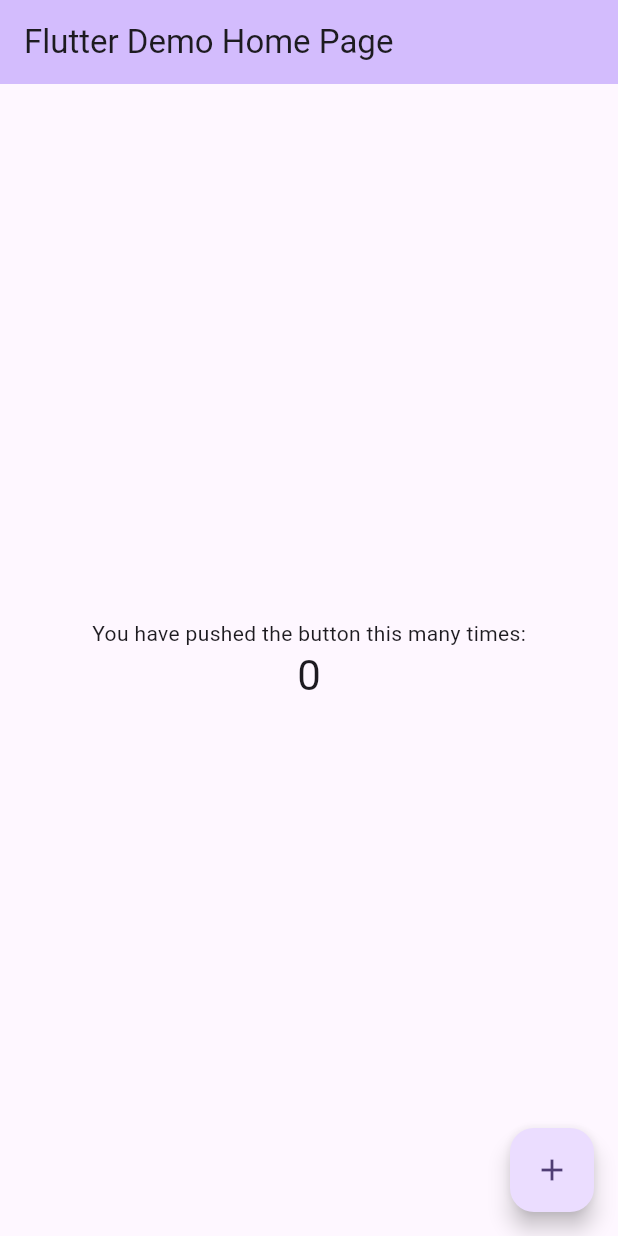
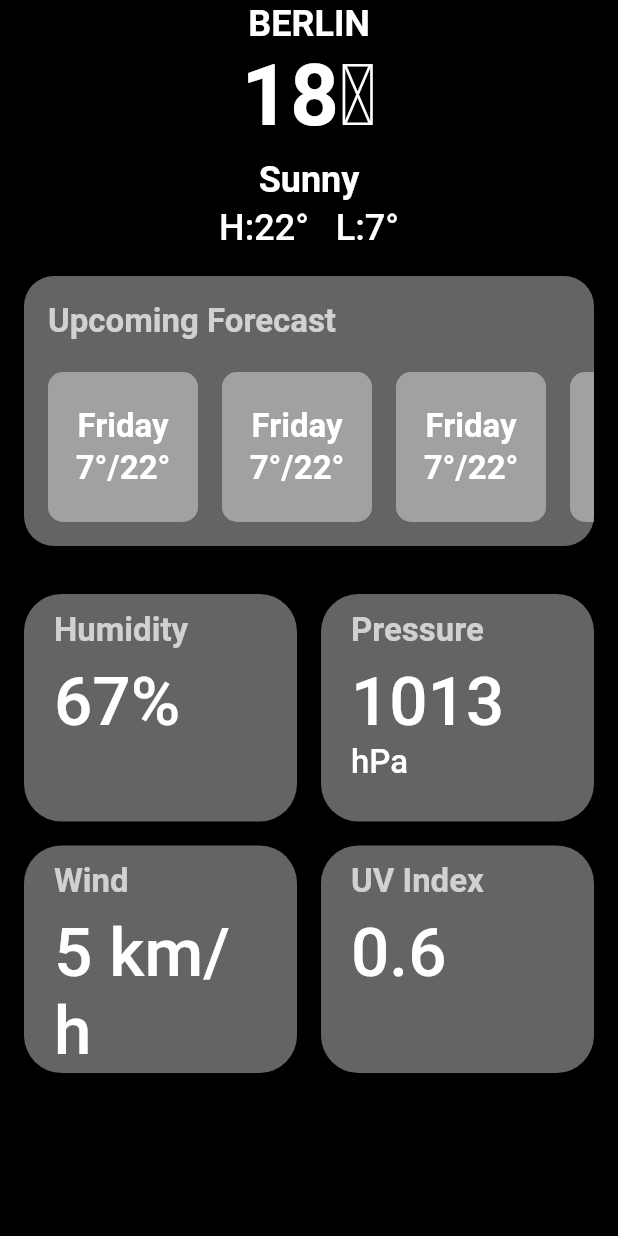
Before and after one commit to WahibAbdul/weather-app-flutter-bloc, a Flutter app: the screen it shows after launch, on a phone screen of 412 x 824 dp. Run offline on Flutter 3.47's test engine with Material 3 defaults, Android fonts, the phone set to English and light mode, and no system bars.

Commit message:
UI Updates

```diff
--- a/lib/main.dart
+++ b/lib/main.dart
@@ -1,3 +1,4 @@
+import 'package:falconi_weather/src/features/home/ui/view/home_page.dart';
 import 'package:flutter/material.dart';
 
 void main() async {
@@ -11,115 +12,19 @@ class MyApp extends StatelessWidget {
   @override
   Widget build(BuildContext context) {
     return MaterialApp(
-      title: 'Flutter Demo',
+      title: 'Falconi Weather',
+      debugShowCheckedModeBanner: false,
       theme: ThemeData(
-        // This is the theme of your application.
-        //
-        // TRY THIS: Try running your application with "flutter run". You'll see
-        // the application has a purple toolbar. Then, without quitting the app,
-        // try changing the seedColor in the colorScheme below to Colors.green
-        // and then invoke "hot reload" (save your changes or press the "hot
-        // reload" button in a Flutter-supported IDE, or press "r" if you used
-        // the command line to start the app).
-        //
-        // Notice that the counter didn't reset back to zero; the application
-        // state is not lost during the reload. To reset the state, use hot
-        // restart instead.
-        //
-        // This works for code too, not just values: Most code changes can be
-        // tested with just a hot reload.
-        colorScheme: ColorScheme.fromSeed(seedColor: Colors.deepPurple),
+        colorScheme: ColorScheme.fromSwatch(
+          primarySwatch: Colors.blue,
+          accentColor: Colors.blueAccent,
+          backgroundColor: Colors.white,
+          errorColor: Colors.red,
+          brightness: Brightness.light,
+        ),
         useMaterial3: true,
       ),
-      home: const MyHomePage(title: 'Flutter Demo Home Page'),
+      home: const HomePage(),
     );
   }
 }
-
-class MyHomePage extends StatefulWidget {
-  const MyHomePage({super.key, required this.title});
-
-  // This widget is the home page of your application. It is stateful, meaning
-  // that it has a State object (defined below) that contains fields that affect
-  // how it looks.
-
-  // This class is the configuration for the state. It holds the values (in this
-  // case the title) provided by the parent (in this case the App widget) and
-  // used by the build method of the State. Fields in a Widget subclass are
-  // always marked "final".
-
-  final String title;
-
-  @override
-  State<MyHomePage> createState() => _MyHomePageState();
-}
-
-class _MyHomePageState extends State<MyHomePage> {
-  int _counter = 0;
-
-  void _incrementCounter() {
-    setState(() {
-      // This call to setState tells the Flutter framework that something has
-      // changed in this State, which causes it to rerun the build method below
-      // so that the display can reflect the updated values. If we changed
-      // _counter without calling setState(), then the build method would not be
-      // called again, and so nothing would appear to happen.
-      _counter++;
-    });
-  }
-
-  @override
-  Widget build(BuildContext context) {
-    // This method is rerun every time setState is called, for instance as done
-    // by the _incrementCounter method above.
-    //
-    // The Flutter framework has been optimized to make rerunning build methods
-    // fast, so that you can just rebuild anything that needs updating rather
-    // than having to individually change instances of widgets.
-    return Scaffold(
-      appBar: AppBar(
-        // TRY THIS: Try changing the color here to a specific color (to
-        // Colors.amber, perhaps?) and trigger a hot reload to see the AppBar
-        // change color while the other colors stay the same.
-        backgroundColor: Theme.of(context).colorScheme.inversePrimary,
-        // Here we take the value from the MyHomePage object that was created by
-        // the App.build method, and use it to set our appbar title.
-        title: Text(widget.title),
-      ),
-      body: Center(
-        // Center is a layout widget. It takes a single child and positions it
-        // in the middle of the parent.
-        child: Column(
-          // Column is also a layout widget. It takes a list of children and
-          // arranges them vertically. By default, it sizes itself to fit its
-          // children horizontally, and tries to be as tall as its parent.
-          //
-          // Column has various properties to control how it sizes itself and
-          // how it positions its children. Here we use mainAxisAlignment to
-          // center the children vertically; the main axis here is the vertical
-          // axis because Columns are vertical (the cross axis would be
-          // horizontal).
-          //
-          // TRY THIS: Invoke "debug painting" (choose the "Toggle Debug Paint"
-          // action in the IDE, or press "p" in the console), to see the
-          // wireframe for each widget.
-          mainAxisAlignment: MainAxisAlignment.center,
-          children: <Widget>[
-            const Text(
-              'You have pushed the button this many times:',
-            ),
-            Text(
-              '$_counter',
-              style: Theme.of(context).textTheme.headlineMedium,
-            ),
-          ],
-        ),
-      ),
-      floatingActionButton: FloatingActionButton(
-        onPressed: _incrementCounter,
-        tooltip: 'Increment',
-        child: const Icon(Icons.add),
-      ), // This trailing comma makes auto-formatting nicer for build methods.
-    );
-  }
-}
--- /dev/null
+++ b/lib/src/common/constants/dimens.dart
@@ -0,0 +1,15 @@
+class Dimens extends Object {
+  static const double marginXSmall = 2.0;
+  static const double marginSmall = 4.0;
+  static const double marginMedium = 8.0;
+  static const double marginXMedium = 12.0;
+  static const double margin = 16.0;
+  static const double marginExtra = 20.0;
+  static const double marginLarge = 32.0;
+  static const double marginXLarge = 48.0;
+  static const double marginXXLarge = 64.0;
+
+  // Sizes
+  static const double buttonHeight = 50.0;
+  static const double cardRadius = 10;
+}
--- /dev/null
+++ b/lib/src/common/constants/spacing.dart
@@ -0,0 +1,25 @@
+import 'package:flutter/material.dart';
+
+import 'dimens.dart';
+
+class Spacing extends Object {
+  static Widget get vertical => const SizedBox(height: Dimens.margin);
+  static Widget get vXSmall => const SizedBox(height: Dimens.marginXSmall);
+  static Widget get vSmall => const SizedBox(height: Dimens.marginSmall);
+  static Widget get vMedium => const SizedBox(height: Dimens.marginMedium);
+  static Widget get vXMedium => const SizedBox(height: Dimens.marginXMedium);
+  static Widget get vExtra => const SizedBox(height: Dimens.marginExtra);
+  static Widget get vLarge => const SizedBox(height: Dimens.marginLarge);
+  static Widget get vXLarge => const SizedBox(height: Dimens.marginXLarge);
+  static Widget get vXXLarge => const SizedBox(height: Dimens.marginXXLarge);
+
+  static Widget get horizontal => const SizedBox(width: Dimens.margin);
+  static Widget get hXSmall => const SizedBox(width: Dimens.marginXSmall);
+  static Widget get hSmall => const SizedBox(width: Dimens.marginSmall);
+  static Widget get hMedium => const SizedBox(width: Dimens.marginMedium);
+  static Widget get hXMedium => const SizedBox(width: Dimens.marginXMedium);
+  static Widget get hLarge => const SizedBox(width: Dimens.marginLarge);
+  static Widget get hExtra => const SizedBox(width: Dimens.marginExtra);
+  static Widget get hXLarge => const SizedBox(width: Dimens.marginXLarge);
+  static Widget get hXXLarge => const SizedBox(width: Dimens.marginXXLarge);
+}
--- /dev/null
+++ b/lib/src/common/extensions/string_extension.dart
@@ -0,0 +1,17 @@
+extension StringExtension on String {
+  String capitalized() {
+    if (isEmpty) return this;
+    List<String> parts = split(" ");
+    parts = parts.map((s) => _capitalizeWord(s)).toList();
+    return parts.join(" ");
+  }
+
+  String _capitalizeWord(String word) {
+    if (word.isEmpty) {
+      return "";
+    }
+    String fChar = word.substring(0, 1).toUpperCase();
+    String end = word.substring(1, word.length);
+    return "$fChar$end";
+  }
+}
--- /dev/null
+++ b/lib/src/features/home/ui/view/home_page.dart
@@ -0,0 +1,14 @@
+import 'package:falconi_weather/src/features/home/ui/view/home_view.dart';
+import 'package:flutter/material.dart';
+
+class HomePage extends StatelessWidget {
+  const HomePage({super.key});
+
+  @override
+  Widget build(BuildContext context) {
+    return const Scaffold(
+      backgroundColor: Colors.black,
+      body: SafeArea(child: HomeView()),
+    );
+  }
+}
--- /dev/null
+++ b/lib/src/features/home/ui/view/home_view.dart
@@ -0,0 +1,31 @@
+import 'package:falconi_weather/src/common/constants/dimens.dart';
+import 'package:falconi_weather/src/features/home/ui/widgets/upcoming_forecast_view.dart';
+import 'package:falconi_weather/src/features/home/ui/widgets/weather_atmospheric_grid.dart';
+import 'package:falconi_weather/src/features/home/ui/widgets/weather_info_header.dart';
+import 'package:flutter/cupertino.dart';
+import 'package:flutter/material.dart';
+import 'package:flutter/widgets.dart';
+
+class HomeView extends StatelessWidget {
+  const HomeView({super.key});
+
+  @override
+  Widget build(BuildContext context) {
+    return const SingleChildScrollView(
+      primary: true,
+      child: Column(
+        children: [
+          WeatherInfoHeader(),
+          Padding(
+            padding: EdgeInsets.all(Dimens.margin),
+            child: UpcomingForecastView(),
+          ),
+          Padding(
+            padding: EdgeInsets.all(Dimens.margin),
+            child: WeatherAtmosphericGrid(canScroll: false),
+          ),
+        ],
+      ),
+    );
+  }
+}
--- /dev/null
+++ b/lib/src/features/home/ui/widgets/atmospheric_data_tile.dart
@@ -0,0 +1,50 @@
+import 'package:falconi_weather/src/common/constants/spacing.dart';
+import 'package:flutter/material.dart';
+
+class AtmosphericDataTile extends StatelessWidget {
+  const AtmosphericDataTile({
+    super.key,
+    required this.title,
+    required this.value,
+    this.description,
+  });
+  final String title;
+  final String value;
+  final String? description;
+
+  @override
+  Widget build(BuildContext context) {
+    final theme = Theme.of(context);
+    return Container(
+      width: 200,
+      padding: const EdgeInsets.symmetric(horizontal: 20, vertical: 10),
+      decoration: BoxDecoration(
+        color: Colors.white.withAlpha(100),
+        borderRadius: BorderRadius.circular(25),
+      ),
+      child: Column(
+        crossAxisAlignment: CrossAxisAlignment.start,
+        children: [
+          Text(title,
+              style: theme.textTheme.titleLarge?.copyWith(
+                color: theme.colorScheme.onPrimary.withAlpha(180),
+                fontWeight: FontWeight.w600,
+                overflow: TextOverflow.ellipsis,
+              )),
+          Spacing.vMedium,
+          Text(value,
+              style: theme.textTheme.displayMedium?.copyWith(
+                color: theme.colorScheme.onPrimary,
+                fontWeight: FontWeight.w500,
+              )),
+          if (description != null)
+            Text(description!,
+                style: theme.textTheme.titleLarge?.copyWith(
+                  color: theme.colorScheme.onPrimary,
+                  fontWeight: FontWeight.w500,
+                )),
+        ],
+      ),
+    );
+  }
+}
--- /dev/null
+++ b/lib/src/features/home/ui/widgets/degree_text.dart
@@ -0,0 +1,21 @@
+import 'package:flutter/material.dart';
+
+class DegreeText extends StatelessWidget {
+  const DegreeText({
+    super.key,
+    required this.temperate,
+    this.isCelsius = true,
+    this.style,
+  });
+  final String temperate;
+  final bool isCelsius;
+  final TextStyle? style;
+
+  @override
+  Widget build(BuildContext context) {
+    return Text(
+      '$temperate${isCelsius ? '℃' : '℉'}',
+      style: style,
+    );
+  }
+}
--- /dev/null
+++ b/lib/src/features/home/ui/widgets/temperate_range_text.dart
@@ -0,0 +1,21 @@
+import 'package:flutter/material.dart';
+
+class TemperatureRangeText extends StatelessWidget {
+  const TemperatureRangeText({
+    super.key,
+    required this.minTemperature,
+    required this.maxTemperature,
+    this.style,
+  });
+  final String minTemperature;
+  final String maxTemperature;
+  final TextStyle? style;
+
+  @override
+  Widget build(BuildContext context) {
+    return Text(
+      'H:$maxTemperature°   L:$minTemperature°',
+      style: style,
+    );
+  }
+}
--- /dev/null
+++ b/lib/src/features/home/ui/widgets/upcoming_forecast_view.dart
@@ -0,0 +1,48 @@
+import 'package:falconi_weather/src/common/constants/dimens.dart';
+import 'package:falconi_weather/src/common/constants/spacing.dart';
+import 'package:falconi_weather/src/features/home/ui/widgets/weather_day_info.dart';
+import 'package:flutter/material.dart';
+
+class UpcomingForecastView extends StatelessWidget {
+  const UpcomingForecastView({super.key});
+
+  @override
+  Widget build(BuildContext context) {
+    final theme = Theme.of(context);
+    return Container(
+      padding: const EdgeInsets.symmetric(vertical: Dimens.margin),
+      decoration: BoxDecoration(
+        color: Colors.white.withAlpha(100),
+        borderRadius: BorderRadius.circular(20),
+      ),
+      child: Column(
+        crossAxisAlignment: CrossAxisAlignment.start,
+        children: [
+          Padding(
+            padding: const EdgeInsets.symmetric(horizontal: Dimens.margin),
+            child: Text('Upcoming Forecast',
+                style: theme.textTheme.titleLarge?.copyWith(
+                  color: theme.colorScheme.onPrimary.withAlpha(180),
+                  fontWeight: FontWeight.w600,
+                )),
+          ),
+          Spacing.vExtra,
+          SizedBox(
+            height: 100,
+            child: ListView.separated(
+                padding: const EdgeInsets.symmetric(horizontal: Dimens.margin),
+                itemCount: 10,
+                scrollDirection: Axis.horizontal,
+                separatorBuilder: (context, index) => Spacing.horizontal,
+                itemBuilder: (context, index) {
+                  return const SizedBox.square(
+                    dimension: 100,
+                    child: WeatherDayInfo(),
+                  );
+                }),
+          ),
+        ],
+      ),
+    );
+  }
+}
--- /dev/null
+++ b/lib/src/features/home/ui/widgets/weather_atmospheric_grid.dart
@@ -0,0 +1,30 @@
+import 'package:falconi_weather/src/common/constants/dimens.dart';
+import 'package:flutter/material.dart';
+
+import 'atmospheric_data_tile.dart';
+
+class WeatherAtmosphericGrid extends StatelessWidget {
+  const WeatherAtmosphericGrid({super.key, this.canScroll = true});
+  final bool canScroll;
+
+  @override
+  Widget build(BuildContext context) {
+    return GridView.count(
+      crossAxisCount: 2,
+      shrinkWrap: true,
+      physics: const NeverScrollableScrollPhysics(),
+      crossAxisSpacing: Dimens.margin,
+      mainAxisSpacing: Dimens.margin,
+      childAspectRatio: 3 / 2.5,
+      children: const [
+        AtmosphericDataTile(title: 'Humidity', value: '67%'),
+        AtmosphericDataTile(title: 'Pressure', value: '1013', description: 'hPa'),
+        AtmosphericDataTile(
+          title: 'Wind',
+          value: '5 km/h',
+        ),
+        AtmosphericDataTile(title: 'UV Index', value: '0.6'),
+      ],
+    );
+  }
+}
--- /dev/null
+++ b/lib/src/features/home/ui/widgets/weather_day_info.dart
@@ -0,0 +1,36 @@
+import 'package:flutter/material.dart';
+
+
+class WeatherDayInfo extends StatelessWidget {
+  const WeatherDayInfo({super.key});
+
+  @override
+  Widget build(BuildContext context) {
+    final theme = Theme.of(context);
+    return Container(
+      decoration: BoxDecoration(
+        color: Colors.white.withAlpha(100),
+        borderRadius: BorderRadius.circular(10),
+      ),
+      child: Column(
+        mainAxisAlignment: MainAxisAlignment.center,
+        children: [
+          Text(
+            'Friday',
+            style: theme.textTheme.titleLarge?.copyWith(
+              color: theme.colorScheme.onPrimary,
+              fontWeight: FontWeight.w600,
+            ),
+          ),
+          Text(
+            '7°/22°',
+            style: theme.textTheme.titleLarge?.copyWith(
+              color: theme.colorScheme.onPrimary,
+              fontWeight: FontWeight.w600,
+            ),
+          )
+        ],
+      ),
+    );
+  }
+}
--- /dev/null
+++ b/lib/src/features/home/ui/widgets/weather_info_header.dart
@@ -0,0 +1,46 @@
+import 'package:falconi_weather/src/common/constants/spacing.dart';
+import 'package:falconi_weather/src/features/home/ui/widgets/degree_text.dart';
+import 'package:falconi_weather/src/features/home/ui/widgets/temperate_range_text.dart';
+import 'package:flutter/material.dart';
+
+class WeatherInfoHeader extends StatelessWidget {
+  const WeatherInfoHeader({super.key});
+
+  @override
+  Widget build(BuildContext context) {
+    final theme = Theme.of(context);
+    return Column(
+      children: [
+        // LOCATION NAME
+        Text('Berlin'.toUpperCase(),
+            style: theme.textTheme.headlineSmall?.copyWith(
+              color: theme.colorScheme.onPrimary,
+              fontWeight: FontWeight.w600,
+            )),
+
+        // TEMPERATURE
+        DegreeText(
+            temperate: '18',
+            style: theme.textTheme.displayLarge?.copyWith(
+              color: theme.colorScheme.onPrimary,
+              fontWeight: FontWeight.w700,
+            )),
+        Spacing.vMedium,
+        // WEATHER DESCRIPTION
+        Text('Sunny',
+            style: theme.textTheme.headlineSmall?.copyWith(
+              color: theme.colorScheme.onPrimary,
+              fontWeight: FontWeight.w600,
+            )),
+        TemperatureRangeText(
+          minTemperature: '7',
+          maxTemperature: '22',
+          style: theme.textTheme.headlineSmall?.copyWith(
+            color: theme.colorScheme.onPrimary,
+            fontWeight: FontWeight.w500,
+          ),
+        ),
+      ],
+    );
+  }
+}
--- /dev/null
+++ b/lib/src/repositories/weather_repository.dart
@@ -0,0 +1 @@
+class WeatherRepository {}
--- a/packages/open_weather_api/lib/src/models/current_forecast.dart
+++ b/packages/open_weather_api/lib/src/models/current_forecast.dart
@@ -6,8 +6,11 @@ part 'current_forecast.g.dart';
 
 @JsonSerializable()
 class CurrentForecast extends Forecast {
+  /// Temperate in Celsius
   @JsonKey(name: 'temp')
   double temperature;
+
+  /// Temperate in Celsius
   @JsonKey(name: 'feels_like')
   double feelsLike;
 
--- a/packages/open_weather_api/lib/src/models/temperature.dart
+++ b/packages/open_weather_api/lib/src/models/temperature.dart
@@ -2,6 +2,7 @@ import 'package:json_annotation/json_annotation.dart';
 
 part 'temperature.g.dart';
 
+/// A class that represents a temperature in Celsius
 @JsonSerializable()
 class Temperature {
   final double day;
--- a/packages/open_weather_api/lib/src/models/weather.dart
+++ b/packages/open_weather_api/lib/src/models/weather.dart
@@ -7,14 +7,16 @@ class Weather {
   final int id;
   final String main;
   final String description;
-  final String icon;
+  final String _icon;
 
   const Weather({
     required this.id,
     required this.main,
     required this.description,
-    required this.icon,
-  });
+    required String icon,
+  }) : _icon = icon;
 
   factory Weather.fromJson(Map<String, dynamic> json) => _$WeatherFromJson(json);
+
+  String get iconUrl => 'https://openweathermap.org/img/wn/$_icon@2x.png';
 }
--- /dev/null
+++ b/packages/open_weather_api/lib/src/models/weather_unit.dart
@@ -0,0 +1,5 @@
+enum WeatherUnit {
+  standard,
+  metric,
+  imperial;
+}
--- a/packages/open_weather_api/lib/src/open_weather_api_client.dart
+++ b/packages/open_weather_api/lib/src/open_weather_api_client.dart
@@ -3,6 +3,7 @@ import 'dart:convert';
 import 'package:http/http.dart' as http;
 import 'package:open_weather_api/src/exceptions.dart';
 import 'package:open_weather_api/src/models/location_weather.dart';
+import 'package:open_weather_api/src/models/weather_unit.dart';
 
 class OpenWeatherApiClient {
   final String apiKey;
@@ -14,8 +15,14 @@ class OpenWeatherApiClient {
   }) : httpClient = httpClient ?? http.Client();
 
   /// Get the weather for a specific city using Latitude and Longitude
-  Future<LocationWeather> getWeather(double lat, double lng) async {
-    final url = Uri.parse('https://api.openweathermap.org/data/3.0/onecall?lat=$lat&lon=$lng&appid=$apiKey');
+  Future<LocationWeather> getWeather(
+    double lat,
+    double lng, {
+    WeatherUnit unit = WeatherUnit.metric,
+  }) async {
+    final url = Uri.parse(
+      'https://api.openweathermap.org/data/3.0/onecall?lat=$lat&lon=$lng&appid=$apiKey&units=${unit.name}',
+    );
     final response = await httpClient.get(url);
 
     if (response.statusCode == 200) {
```
Also changed, not shown: 1 other file.
